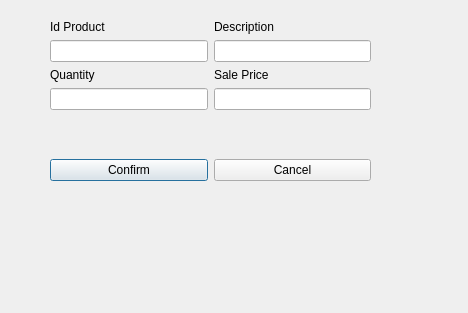
First picture: the form in editproductfromsalewindow.ui, repository ThiagoServulo/InventoryAndSalesManagement, before the edit.
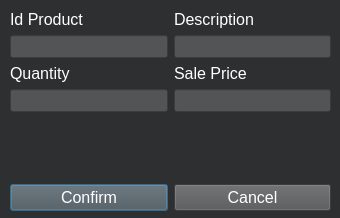
Second picture: the form after the edit.

Commit message: Finish edit product sale window

```diff
--- a/editproductfromsalewindow.ui
+++ b/editproductfromsalewindow.ui
@@ -6,20 +6,24 @@
    <rect>
     <x>0</x>
     <y>0</y>
-    <width>468</width>
-    <height>313</height>
+    <width>340</width>
+    <height>218</height>
    </rect>
   </property>
   <property name="windowTitle">
    <string>Dialog</string>
   </property>
+  <property name="styleSheet">
+   <string notr="true">background:#2E2F30;
+color: #FFFFFF;</string>
+  </property>
   <widget class="QWidget" name="layoutWidget">
    <property name="geometry">
     <rect>
-     <x>50</x>
-     <y>20</y>
+     <x>10</x>
+     <y>10</y>
      <width>321</width>
-     <height>161</height>
+     <height>201</height>
     </rect>
    </property>
    <layout class="QVBoxLayout" name="verticalLayout_5">
@@ -29,13 +33,29 @@
        <layout class="QVBoxLayout" name="verticalLayout">
         <item>
          <widget class="QLabel" name="label_idProduct">
+          <property name="font">
+           <font>
+            <pointsize>12</pointsize>
+           </font>
+          </property>
           <property name="text">
            <string>Id Product</string>
           </property>
          </widget>
         </item>
         <item>
-         <widget class="QLineEdit" name="lineEdit_idProduct"/>
+         <widget class="QLineEdit" name="lineEdit_idProduct">
+          <property name="font">
+           <font>
+            <pointsize>10</pointsize>
+           </font>
+          </property>
+          <property name="styleSheet">
+           <string notr="true">background:#535455;
+color: #FFFFFF;
+</string>
+          </property>
+         </widget>
         </item>
        </layout>
       </item>
@@ -43,13 +63,35 @@
        <layout class="QVBoxLayout" name="verticalLayout_2">
         <item>
          <widget class="QLabel" name="label_description">
+          <property name="font">
+           <font>
+            <pointsize>12</pointsize>
+           </font>
+          </property>
           <property name="text">
            <string>Description</string>
           </property>
          </widget>
         </item>
         <item>
-         <widget class="QLineEdit" name="lineEdit_description"/>
+         <widget class="QLineEdit" name="lineEdit_description">
+          <property name="minimumSize">
+           <size>
+            <width>0</width>
+            <height>0</height>
+           </size>
+          </property>
+          <property name="font">
+           <font>
+            <pointsize>10</pointsize>
+           </font>
+          </property>
+          <property name="styleSheet">
+           <string notr="true">background:#535455;
+color: #FAFAFA;
+</string>
+          </property>
+         </widget>
         </item>
        </layout>
       </item>
@@ -61,13 +103,29 @@
        <layout class="QVBoxLayout" name="verticalLayout_3">
         <item>
          <widget class="QLabel" name="label_quantity">
+          <property name="font">
+           <font>
+            <pointsize>12</pointsize>
+           </font>
+          </property>
           <property name="text">
            <string>Quantity</string>
           </property>
          </widget>
         </item>
         <item>
-         <widget class="QLineEdit" name="lineEdit_quantity"/>
+         <widget class="QLineEdit" name="lineEdit_quantity">
+          <property name="font">
+           <font>
+            <pointsize>10</pointsize>
+           </font>
+          </property>
+          <property name="styleSheet">
+           <string notr="true">background:#535455;
+color: #FFFFFF;
+</string>
+          </property>
+         </widget>
         </item>
        </layout>
       </item>
@@ -75,13 +133,29 @@
        <layout class="QVBoxLayout" name="verticalLayout_4">
         <item>
          <widget class="QLabel" name="label_salePrice">
+          <property name="font">
+           <font>
+            <pointsize>12</pointsize>
+           </font>
+          </property>
           <property name="text">
            <string>Sale Price</string>
           </property>
          </widget>
         </item>
         <item>
-         <widget class="QLineEdit" name="lineEdit_salePrice"/>
+         <widget class="QLineEdit" name="lineEdit_salePrice">
+          <property name="font">
+           <font>
+            <pointsize>10</pointsize>
+           </font>
+          </property>
+          <property name="styleSheet">
+           <string notr="true">background:#535455;
+color: #FFFFFF;
+</string>
+          </property>
+         </widget>
         </item>
        </layout>
       </item>
@@ -104,6 +178,16 @@
      <layout class="QHBoxLayout" name="horizontalLayout">
       <item>
        <widget class="QPushButton" name="pushButton_confirm">
+        <property name="font">
+         <font>
+          <pointsize>12</pointsize>
+         </font>
+        </property>
+        <property name="styleSheet">
+         <string notr="true">background:#535455;
+color: #FFFFFF;
+</string>
+        </property>
         <property name="text">
          <string>Confirm</string>
         </property>
@@ -111,6 +195,17 @@
       </item>
       <item>
        <widget class="QPushButton" name="pushButton_cancel">
+        <property name="font">
+         <font>
+          <pointsize>12</pointsize>
+         </font>
+        </property>
+        <property name="styleSheet">
+         <string notr="true">background:#535455;
+color: #FFFFFF;
+
+</string>
+        </property>
         <property name="text">
          <string>Cancel</string>
         </property>
```
The commit also changes 7 other files.
